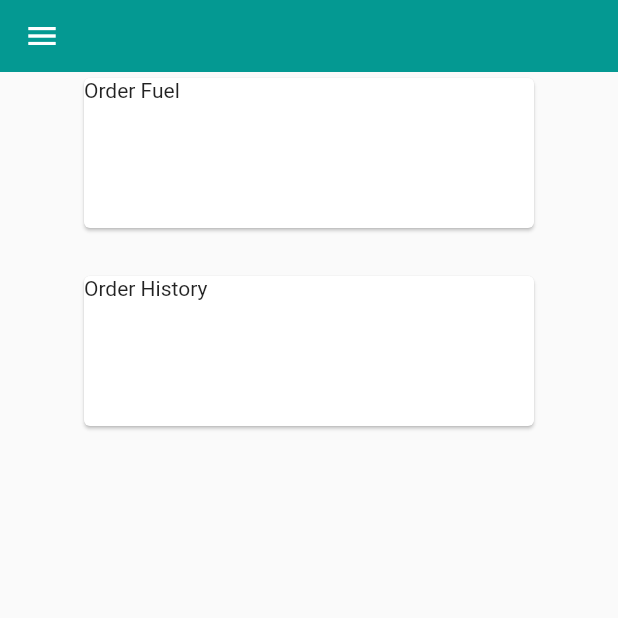
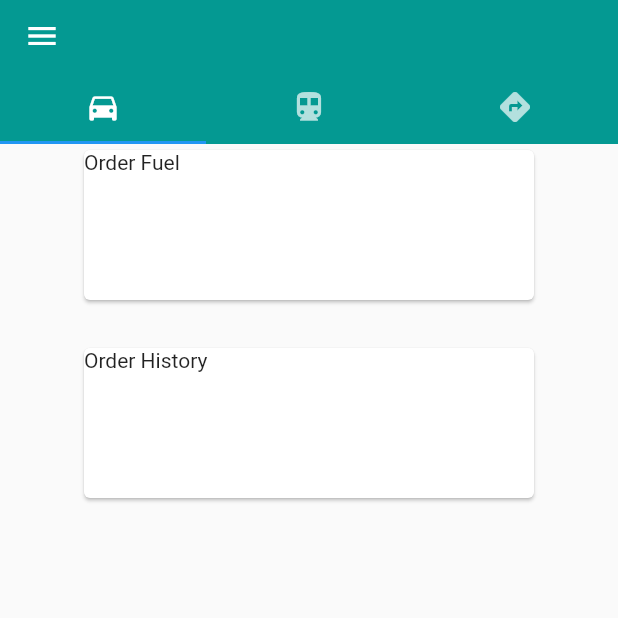
Before and after one commit to theo-beep/easy_fuel_2, a Flutter app: the screen it shows once a user with an empty profile is signed in, on a phone screen of 412 x 824 dp, the top half of it. Run offline on Flutter 3.47's test engine with Material 2 defaults, Android fonts, the phone set to English and light mode, and no system bars; drawn by our look-alikes of flutter_advanced_drawer; our stand-ins replace cloud_firestore, firebase_auth, firebase_core, flutter_svg, flutter_switch, geolocator and 4 more; missing offline and left inert: dart:ffi, dart:html, flutterfire_ui; accounts and stored records are empty.

Commit message:
- unstable latest version

```diff
--- a/lib/ColorConstants.dart
+++ b/lib/ColorConstants.dart
@@ -11,3 +11,4 @@
     const kBlueColor = Color(0xFF817DC0);
     const kShadowColor = Color(0xFFE6E6E6);
    const kUnselectedItem = Color(0xFFB4B3B3);
+   const smokeyWhite = Color(0xFFAEADA3);
--- a/lib/UserInterface/home_page.dart
+++ b/lib/UserInterface/home_page.dart
@@ -1,5 +1,7 @@
 //HomePage()
+import 'package:easy_fuel_2/UserInterface/main_home_page.dart';
 import 'package:easy_fuel_2/UserInterface/onboarding_page.dart';
+import 'package:easy_fuel_2/UserInterface/order_history_page.dart';
 import 'package:easy_fuel_2/UserInterface/profile_page.dart';
 import 'package:easy_fuel_2/UserInterface/request_fuel.dart';
 import 'package:easy_fuel_2/Widgets/categoryCard.dart';
@@ -46,8 +48,10 @@ class _HomeScreenState extends State<HomeScreen> {
   PersistentTabController _controller = PersistentTabController(initialIndex: 0);
 
   @override
-  Widget build(BuildContext context) {
-    return AdvancedDrawer(
+  Widget build(BuildContext context) => DefaultTabController(
+      length: 3,
+      child:
+   AdvancedDrawer(
   backdropColor: secondaryColor,
   controller: _advancedDrawerController,
   animationCurve: Curves.easeInOut,
@@ -68,6 +72,13 @@ class _HomeScreenState extends State<HomeScreen> {
     ),
     child: Scaffold(
       appBar: AppBar(
+        bottom: const TabBar(
+          tabs: [
+            Tab(icon: Icon(Icons.directions_car)),
+            Tab(icon: Icon(Icons.directions_transit)),
+            Tab(icon: Icon(Icons.directions)),
+          ],
+        ),
         toolbarHeight: 48,
         backgroundColor: primaryColor,
         elevation: 0.0,
@@ -88,27 +99,12 @@ class _HomeScreenState extends State<HomeScreen> {
         ),
       ),
       body:
-        Container(
-          child: Column(
-            children: <Widget>[
-              Container(),
-              CategoryWidget(
-                text: 'dfg',
-                onClicked: () {
-                },
-              ),
-            const SizedBox(
-              height: 24,
-            ),
-              CategoryWidget2(
-                text: 'dfg',
-                onClicked: () {
-                },
-              )
-
-            ],
-          )
-        ),
+      TabBarView(
+          children: [
+            MainHomePage(),
+            OrderHistory(),
+            Icon(Icons.directions_bike),
+          ]),
     ),
     drawer: SafeArea(
       child: Container(
@@ -185,8 +181,9 @@ class _HomeScreenState extends State<HomeScreen> {
         ),
       ),
     ),
+  )
+
   );
-  }
 
   void _handleMenuButtonPressed() {
     // NOTICE: Manage Advanced Drawer state through the Controller.
--- /dev/null
+++ b/lib/UserInterface/main_home_page.dart
@@ -0,0 +1,47 @@
+// Copyright 2018 The Flutter team. All rights reserved.
+// Use of this source code is governed by a BSD-style license that can be
+// found in the LICENSE file.
+
+import 'package:flutter/material.dart';
+
+import '../Widgets/categoryCard.dart';
+import '../Widgets/categoryCard2.dart';
+
+void main() {
+  runApp(const MainHomePage());
+}
+
+class MainHomePage extends StatelessWidget {
+  const MainHomePage({Key? key}) : super(key: key);
+
+  @override
+  Widget build(BuildContext context) {
+    return MaterialApp(
+      title: 'Welcome to Flutter',
+      home: Scaffold(
+        body:       Container(
+            child: Column(
+              children: <Widget>[
+                Container(),
+                CategoryWidget(
+                  text: 'dfg',
+                  onClicked: () {
+                  },
+                ),
+                const SizedBox(
+                  height: 24,
+                ),
+                CategoryWidget2(
+                  text: 'dfg',
+                  onClicked: () {
+                  },
+                )
+
+              ],
+            )
+        ),
+      ),
+      debugShowCheckedModeBanner: false,
+    );
+  }
+}
--- a/lib/UserInterface/request_fuel.dart
+++ b/lib/UserInterface/request_fuel.dart
@@ -25,10 +25,6 @@ class RequestFuel extends StatelessWidget {
     return MaterialApp(
       title: _title,
       home: Scaffold(
-        appBar: AppBar(
-            title: const Text(_title),
-            backgroundColor: primaryColor,
-        ),
         body: const MyStatefulWidget(),
 
       ),
```
Also changed, not shown: lib/UserInterface/order_history_page.dart (+41 -8 lines), lib/UserInterface/map_page.dart (added). Lines whose indentation alone changed are shown as unchanged.
